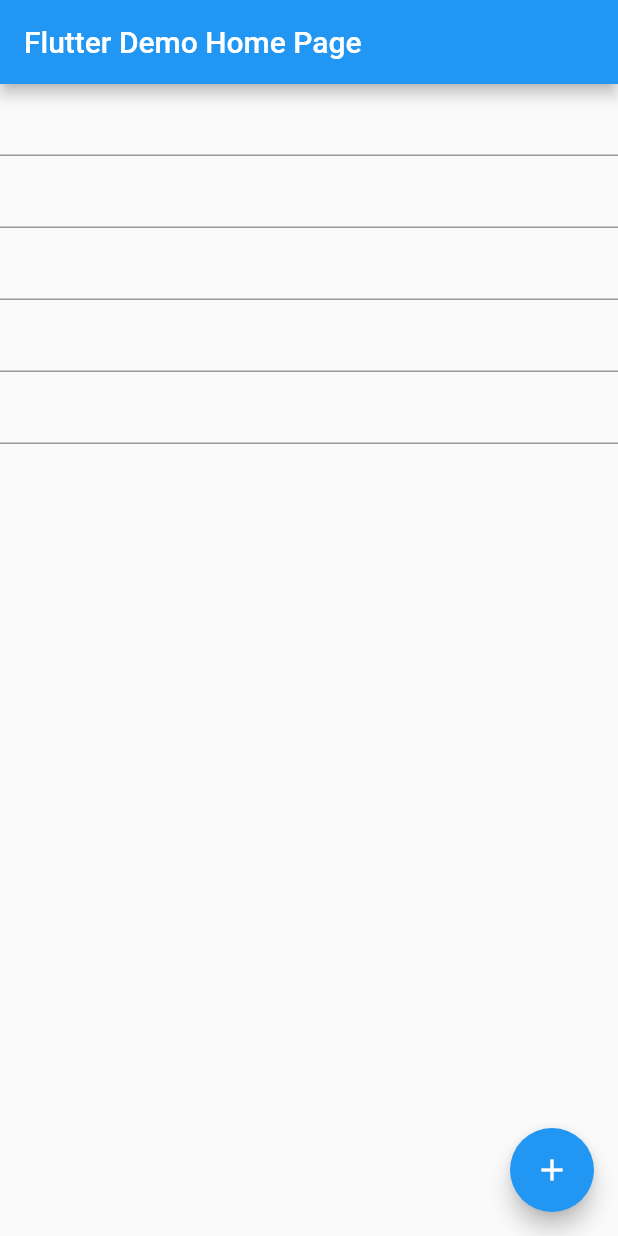
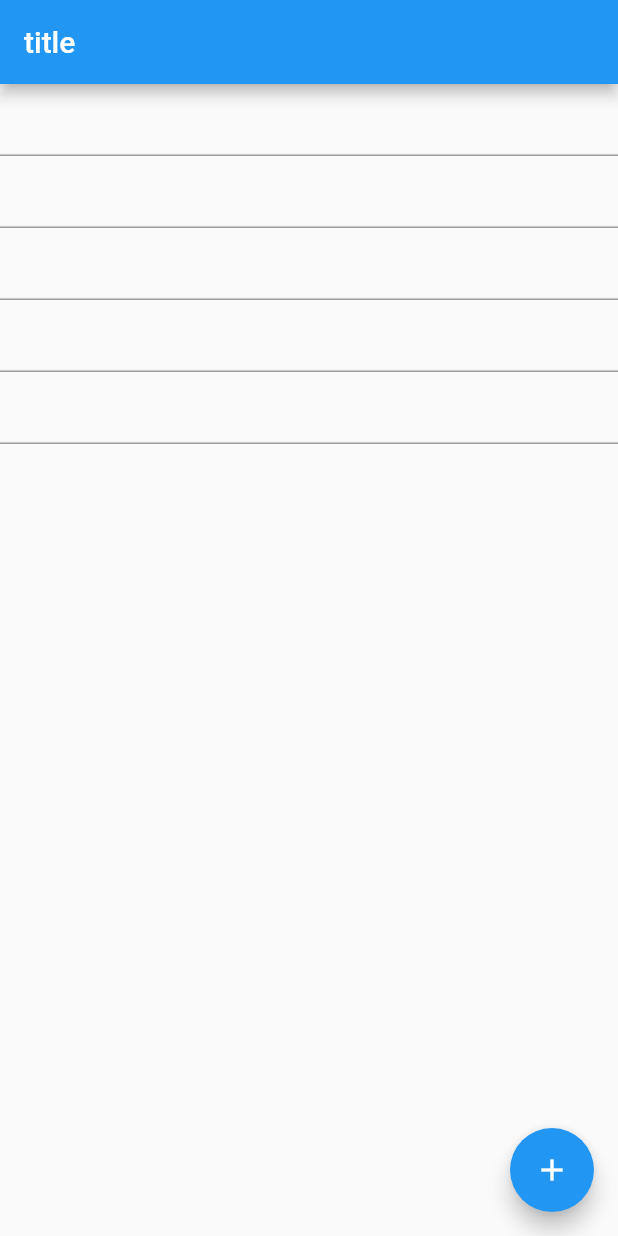
Before and after one commit to IlyaMax/flutter_playground, a Flutter app: the screen it shows after launch, on a phone screen of 412 x 824 dp. Run offline on Flutter 3.47's test engine with Material 2 defaults, Android fonts, the phone set to English and light mode, and no system bars.

```diff
--- a/lib/main.dart
+++ b/lib/main.dart
@@ -1,35 +1,20 @@
-import 'package:beamer/beamer.dart';
 import 'package:flutter/material.dart';
 
 void main() {
-  runApp(MyApp());
+  runApp(const MyApp());
 }
 
 class MyApp extends StatelessWidget {
-  final BeamerDelegate _routerDelegate;
-
-  MyApp({super.key})
-      : _routerDelegate = BeamerDelegate(
-          initialPath: '/',
-          locationBuilder: RoutesLocationBuilder(routes: {
-            '/': (p0, p1, p2) {
-              return const MyHomePage(title: 'Flutter Demo Home Page');
-            },
-            '/second': (p0, p1, p2) {
-              return const _SecondScreen();
-            }
-          }),
-        );
+  const MyApp({super.key});
 
   @override
   Widget build(BuildContext context) {
-    return MaterialApp.router(
+    return MaterialApp(
       title: 'Flutter Demo',
-      routerDelegate: _routerDelegate,
-      routeInformationParser: BeamerParser(),
       theme: ThemeData(
         primarySwatch: Colors.blue,
       ),
+      home: MyHomePage(title: 'title'),
     );
   }
 }
@@ -60,7 +45,8 @@ class MyHomePage extends StatefulWidget {
 
 class _MyHomePageState extends State<MyHomePage> {
   void _pushScreen() {
-    Beamer.of(context).beamToNamed('/second');
+    Navigator.of(context)
+        .push(MaterialPageRoute(builder: (context) => _SecondScreen()));
   }
 
   @override
```
